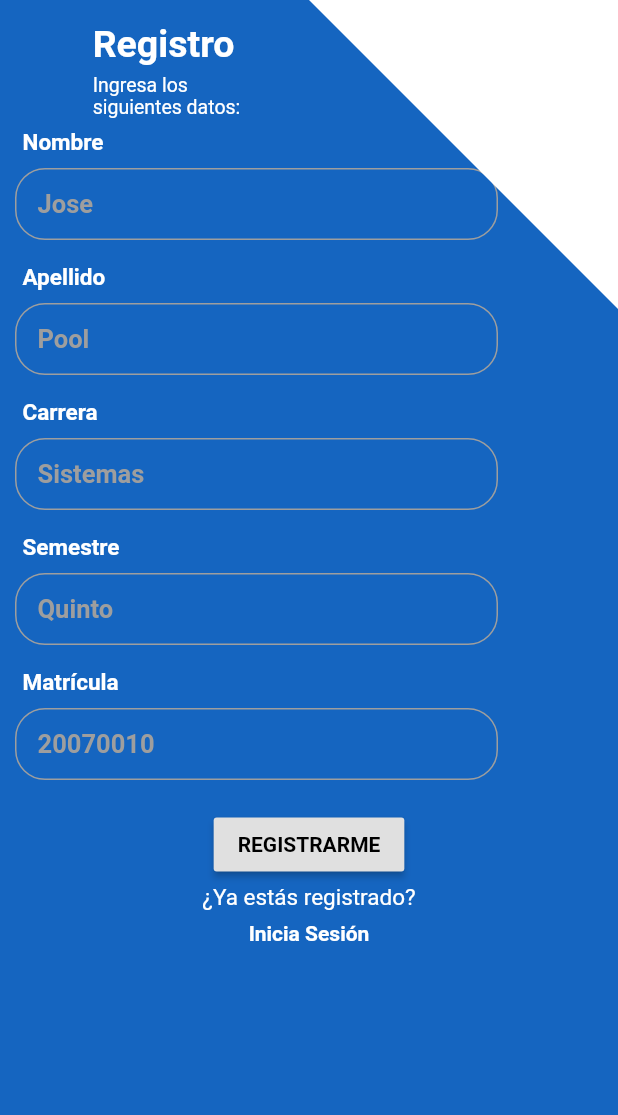
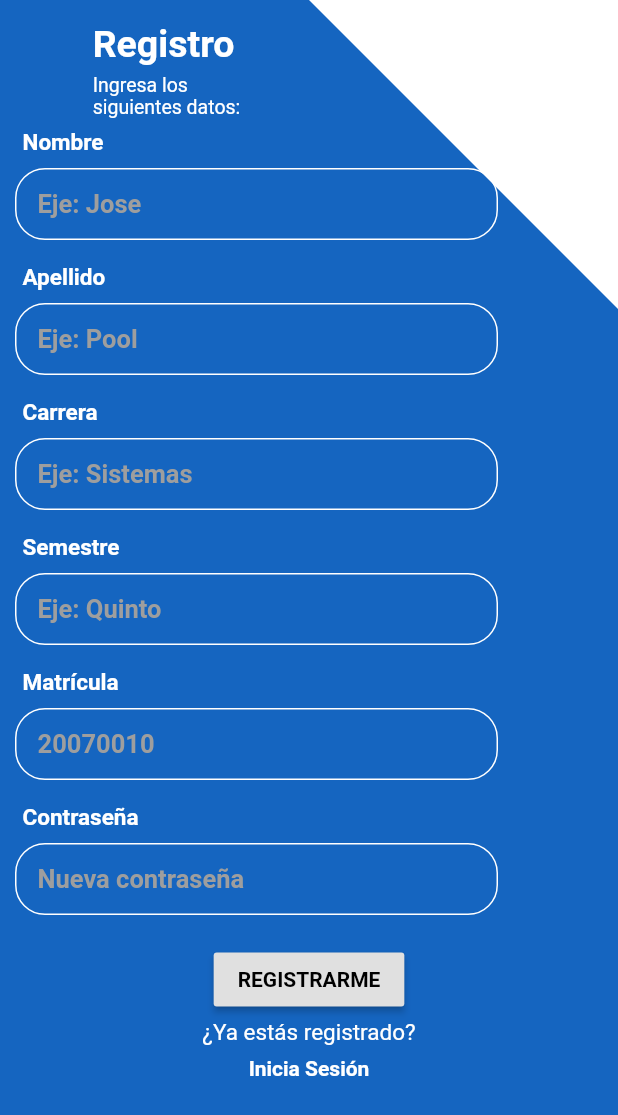
Before and after one commit to coba-luis-enrique/AssitApp, a Flutter app: the Registro screen opened directly, on a phone screen of 412 x 824 dp. Shown: the top 1115 px of the screen. Run offline on Flutter 3.47's test engine with Material 2 defaults, Android fonts, the phone set to English and light mode, and no system bars.

Commit message:
Ultimas modificaciones

```diff
--- a/lib/custominput.dart
+++ b/lib/custominput.dart
@@ -40,11 +40,11 @@ class _MiInputBoxState extends State<MiInputBox> {
              contentPadding: EdgeInsets.symmetric(vertical: 5, horizontal: 15),
              focusColor: Colors.white, focusedBorder: OutlineInputBorder(
                borderRadius: BorderRadius.circular(20),
-               borderSide: BorderSide(color: Colors.blue)
+               borderSide: BorderSide(color: Colors.black)
                ),
                enabledBorder: OutlineInputBorder(
                borderRadius: BorderRadius.circular(20),
-               borderSide: BorderSide(color: Colors.grey)
+               borderSide: BorderSide(color: Colors.white)
                ),
              ),
            ),
@@ -53,3 +53,60 @@ class _MiInputBoxState extends State<MiInputBox> {
     );
   }
 }
+
+class InputContraRegistro extends StatefulWidget {
+  String label;
+  String inputHint;
+  InputContraRegistro({this.label, this.inputHint});
+
+  @override
+  _InputContraRegistro createState() => _InputContraRegistro();
+}
+
+class _InputContraRegistro extends State<InputContraRegistro> {
+  @override
+  Widget build(BuildContext context) {
+    return Column(
+       children: [
+         Align(
+           alignment: Alignment.centerLeft,
+           child: Padding(
+             padding: const EdgeInsets.only(left: 15.0, bottom: 8.0),
+             child: Text(
+               widget.label,
+               style: TextStyle(
+                 fontSize: 15, color: Colors.white, fontWeight: FontWeight.bold
+               ),
+             ),
+             ),
+         ),
+         Padding(
+           padding: const EdgeInsets.fromLTRB(10,0,80,15),
+           child: TextFormField(
+             obscureText: true,
+             obscuringCharacter: '●',
+             keyboardType: TextInputType.text,
+             style: TextStyle(
+               fontSize: 17, color: Colors.white, fontWeight: FontWeight.bold
+             ),
+             decoration: InputDecoration(
+               hintText: widget.inputHint,
+               hintStyle: TextStyle(
+               fontSize: 17, color: Colors.grey, fontWeight: FontWeight.bold
+             ),
+             contentPadding: EdgeInsets.symmetric(vertical: 5, horizontal: 15),
+             focusColor: Colors.white, focusedBorder: OutlineInputBorder(
+               borderRadius: BorderRadius.circular(20),
+               borderSide: BorderSide(color: Colors.blue)
+               ),
+               enabledBorder: OutlineInputBorder(
+               borderRadius: BorderRadius.circular(20),
+               borderSide: BorderSide(color: Colors.white)
+               ),
+             ),
+           ),
+         )
+       ],
+    );
+  }
+}
--- a/lib/registro.dart
+++ b/lib/registro.dart
@@ -12,7 +12,7 @@ class Registro extends StatelessWidget {
 
     return SafeArea(
         child: Scaffold(
-          resizeToAvoidBottomPadding: false,
+          resizeToAvoidBottomPadding: true,
           backgroundColor: Colors.blue[800],
            body: SingleChildScrollView(
                         child: Stack(
@@ -35,27 +35,32 @@ class Registro extends StatelessWidget {
              SizedBox(height: 7,),
              MiInputBox(
                label: 'Nombre',
-               inputHint: 'Jose',
+               inputHint: 'Eje: Jose',
              ),
              SizedBox(height: 1,),
              MiInputBox(
                label: 'Apellido',
-               inputHint: 'Pool',
+               inputHint: 'Eje: Pool',
              ),
              SizedBox(height: 1,),
              MiInputBox(
                label: 'Carrera',
-               inputHint: 'Sistemas',
+               inputHint: 'Eje: Sistemas',
              ),
              SizedBox(height: 1,),
              MiInputBox(
                label: 'Semestre',
-               inputHint: 'Quinto',
+               inputHint: 'Eje: Quinto',
              ),
              SizedBox(height: 1,),
              MiInputBox(
                label: 'Matrícula',
                inputHint: '20070010',
+             ),
+             SizedBox(height: 1,),
+             InputContraRegistro(
+               label: 'Contraseña',
+               inputHint: 'Nueva contraseña',
              ),
              SizedBox(height: 2),
              Container(
```
Also changed, not shown: lib/menuprincipal.dart (+30 -28 lines), lib/misasesorias.dart (+7 -3 lines).
